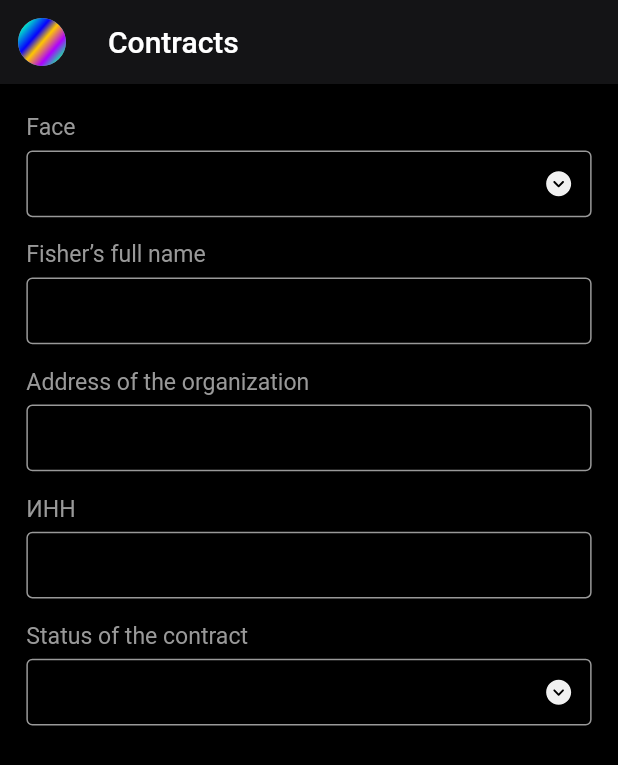
After one commit to avazbekdeveloper11/iBilding, a Flutter app: the CreateContract screen opened by its route, on a phone screen of 412 x 824 dp. The commit adds this screen. Shown: the top 765 px of the screen. Run offline on Flutter 3.47's test engine with Material 2 defaults, Android fonts, the phone set to English and light mode, and no system bars; our stand-ins replace bloc, flutter_bloc, flutter_svg; missing offline and left inert: calendar_agenda.

Commit message:
first commit

```diff
--- a/lib/core/colors/colors.dart
+++ b/lib/core/colors/colors.dart
@@ -11,5 +11,6 @@ class ConstColor {
   static Color background = const Color(0XFF000000);
   static Color calendarText = const Color(0XFFD1D1D1);
   static Color lightGren = const Color(0XFF00A795);
+  static Color createdButton = const Color(0XFF4E4E4E);
 }
-//
+// 4E4E4E
--- a/lib/core/components/my_deco.dart
+++ b/lib/core/components/my_deco.dart
@@ -1,4 +1,5 @@
 import 'package:flutter/painting.dart';
+import 'package:i_bilding/core/colors/colors.dart';
 
 class MyDeco {
   static BoxDecoration radiusAndColor(
@@ -8,4 +9,13 @@ class MyDeco {
       borderRadius: BorderRadius.circular(r),
     );
   }
+
+  static BoxDecoration radiusColor() {
+    return BoxDecoration(
+      borderRadius: BorderRadius.circular(4),
+      border: Border.all(
+        color: ConstColor.greyText,
+      ),
+    );
+  }
 }
--- a/lib/core/constants/constant.dart
+++ b/lib/core/constants/constant.dart
@@ -1,3 +1,7 @@
+import 'package:flutter/rendering.dart';
+import 'package:i_bilding/core/colors/colors.dart';
+import 'package:i_bilding/core/constants/size_config.dart';
+
 class Constant {
   // SVG
   static String contracts = "assets/svg/contracts.svg";
@@ -19,6 +23,9 @@ class Constant {
   static String calendar = "assets/svg/Calendar.svg";
   static String activRadio = "assets/svg/activ_radio.svg";
   static String not_activ_radio = "assets/svg/not_activ_radio.svg";
+  static String bigPaper = "assets/svg/bigPaper.svg";
+  static String inVoice = "assets/svg/inVoice.svg";
+  static String arrowDown = "assets/svg/arrow_down.svg";
 
   // PNG
   static String emptyList = "assets/svg/empty_list.png";
@@ -27,4 +34,11 @@ class Constant {
   static String uzb = "assets/png/uzb.png";
   static String russia = "assets/png/russia.png";
   static String avatar = "assets/svg/avatar.png";
+
+  //
+
+  static TextStyle forumTitleStyle = TextStyle(
+    color: ConstColor.greyText,
+    fontSize: getWidht(14),
+  );
 }
--- /dev/null
+++ b/lib/core/constants/forum_decoration.dart
@@ -0,0 +1,20 @@
+import 'package:flutter/material.dart';
+import 'package:i_bilding/core/colors/colors.dart';
+import 'package:i_bilding/core/constants/size_config.dart';
+
+class FormDeco {
+  static deco() {
+    return InputDecoration(
+      hintText: "",
+      contentPadding: EdgeInsets.only(bottom: getHeight(5), left: getWidht(10)),
+      focusedBorder: OutlineInputBorder(
+        borderRadius: BorderRadius.circular(4),
+        borderSide: BorderSide(color: ConstColor.greyText, width: 1),
+      ),
+      enabledBorder: OutlineInputBorder(
+        borderRadius: BorderRadius.circular(4),
+        borderSide: BorderSide(color: ConstColor.greyText, width: 1),
+      ),
+    );
+  }
+}
--- a/lib/core/widgets/navigation_bar/bottomnavbar_state.dart
+++ b/lib/core/widgets/navigation_bar/bottomnavbar_state.dart
@@ -12,3 +12,7 @@ class BottomnavbarInitial extends BottomnavbarState {
 class ChangeIndexState extends BottomnavbarState {
   const ChangeIndexState();
 }
+
+class ChangePageState extends BottomnavbarState {
+  const ChangePageState();
+}
--- /dev/null
+++ b/lib/model/data.dart
@@ -0,0 +1,6 @@
+import 'package:flutter/material.dart';
+import 'package:i_bilding/screens/history_page/history_page.dart';
+
+class MyData {
+  static Widget? page;
+}
--- a/lib/router/router.dart
+++ b/lib/router/router.dart
@@ -1,7 +1,13 @@
 import 'package:flutter/material.dart';
 import 'package:flutter/widgets.dart';
 import 'package:i_bilding/core/widgets/navigation_bar/bottom_navigation_bar.dart';
+import 'package:i_bilding/screens/contact_page/contact_view.dart';
+import 'package:i_bilding/screens/created_pages/create_contract.dart/create_constrac.dart';
+import 'package:i_bilding/screens/created_pages/created_invoice/created_invoice.dart';
 import 'package:i_bilding/screens/filter_page/filter_view.dart';
+import 'package:i_bilding/screens/history_page/history_page.dart';
+import 'package:i_bilding/screens/profile_page/profile_view.dart';
+import 'package:i_bilding/screens/saved_page/saved_view.dart';
 import 'package:i_bilding/screens/search_page/search_view.dart';
 
 class RouteGenerator {
@@ -15,6 +21,18 @@ class RouteGenerator {
         return MaterialPageRoute(builder: (_) => const FilterView());
       case "/search":
         return MaterialPageRoute(builder: (_) => const SearchView());
+      case "/contract_add":
+        return MaterialPageRoute(builder: (_) => const CreateContract());
+      case "/invoice_add":
+        return MaterialPageRoute(builder: (_) => const CreateInvoice());
+      case "/contract":
+        return MaterialPageRoute(builder: (_) => const ContractstView());
+      case "/history":
+        return MaterialPageRoute(builder: (_) => const HistoryPage());
+      case "/saved":
+        return MaterialPageRoute(builder: (_) => const SavedView());
+      case "/profile":
+        return MaterialPageRoute(builder: (_) => const ProfileView());
     }
   }
 }
--- /dev/null
+++ b/lib/screens/created_pages/create_contract.dart/create_constrac.dart
@@ -0,0 +1,178 @@
+import 'package:flutter/material.dart';
+import 'package:flutter_svg/flutter_svg.dart';
+import 'package:i_bilding/core/colors/colors.dart';
+import 'package:i_bilding/core/components/my_deco.dart';
+import 'package:i_bilding/core/constants/constant.dart';
+import 'package:i_bilding/core/constants/forum_decoration.dart';
+import 'package:i_bilding/core/constants/size_config.dart';
+import 'package:i_bilding/core/extensions/padding_extension.dart';
+import 'package:i_bilding/core/widgets/app_bar_widget/title_and_leading.dart';
+
+class CreateContract extends StatelessWidget {
+  const CreateContract({Key? key}) : super(key: key);
+
+  @override
+  Widget build(BuildContext context) {
+    return Scaffold(
+      appBar: LeadingAndTitleAppBar(title: "Contracts").build(context),
+      body: Column(
+        crossAxisAlignment: CrossAxisAlignment.start,
+        children: [
+          Text(
+            "Face",
+            style: Constant.forumTitleStyle,
+          ).op(top: 20, bottom: 6),
+          InkWell(
+            child: Container(
+              child: Row(
+                mainAxisAlignment: MainAxisAlignment.end,
+                children: [
+                  SvgPicture.asset(Constant.arrowDown).op(right: 10),
+                ],
+              ),
+              height: getHeight(44),
+              decoration: MyDeco.radiusColor(),
+            ),
+            onTap: () {},
+          ),
+          Visibility(
+            visible: false,
+            child: Container(
+              decoration: MyDeco.radiusAndColor(color: ConstColor.dark, r: 6),
+              child: Column(
+                children: [
+                  Row(
+                    mainAxisAlignment: MainAxisAlignment.spaceBetween,
+                    children: [
+                      Text(
+                        "Physical",
+                        style: TextStyle(color: ConstColor.white),
+                      ),
+                      SvgPicture.asset(Constant.activRadio)
+                    ],
+                  ).op(bottom: 17),
+                  Row(
+                    mainAxisAlignment: MainAxisAlignment.spaceBetween,
+                    children: [
+                      Text(
+                        "Physical",
+                        style: TextStyle(color: ConstColor.white),
+                      ),
+                      SvgPicture.asset(Constant.activRadio)
+                    ],
+                  ),
+                ],
+              ).all(all: 20),
+            ),
+          ),
+          Text(
+            "Fisher’s full name",
+            style: Constant.forumTitleStyle,
+          ).op(top: 16, bottom: 6),
+          SizedBox(
+            height: getHeight(44),
+            child: TextFormField(
+              decoration: FormDeco.deco(),
+            ),
+          ),
+          Text(
+            "Address of the organization",
+            style: Constant.forumTitleStyle,
+          ).op(top: 16, bottom: 6),
+          SizedBox(
+            height: getHeight(44),
+            child: TextFormField(
+              decoration: FormDeco.deco(),
+            ),
+          ),
+          Text("ИНН", style: Constant.forumTitleStyle).op(top: 16, bottom: 6),
+          SizedBox(
+            height: getHeight(44),
+            child: TextFormField(
+              decoration: FormDeco.deco(),
+            ),
+          ),
+          Text("Status of the contract", style: Constant.forumTitleStyle)
+              .op(top: 16, bottom: 6),
+          InkWell(
+            child: Container(
+              child: Row(
+                mainAxisAlignment: MainAxisAlignment.end,
+                children: [
+                  SvgPicture.asset(Constant.arrowDown).op(right: 10),
+                ],
+              ),
+              height: getHeight(44),
+              decoration: MyDeco.radiusColor(),
+            ),
+            onTap: () {},
+          ),
+          Visibility(
+            visible: false,
+            child: Container(
+              decoration: MyDeco.radiusAndColor(color: ConstColor.dark, r: 6),
+              child: Column(
+                children: [
+                  Row(
+                    mainAxisAlignment: MainAxisAlignment.spaceBetween,
+                    children: [
+                      Text(
+                        "Paid",
+                        style: TextStyle(color: ConstColor.white),
+                      ),
+                      SvgPicture.asset(Constant.activRadio)
+                    ],
+                  ).op(bottom: 17),
+                  Row(
+                    mainAxisAlignment: MainAxisAlignment.spaceBetween,
+                    children: [
+                      Text(
+                        "In process",
+                        style: TextStyle(color: ConstColor.white),
+                      ),
+                      SvgPicture.asset(Constant.activRadio)
+                    ],
+                  ).op(bottom: 17),
+                  Row(
+                    mainAxisAlignment: MainAxisAlignment.spaceBetween,
+                    children: [
+                      Text(
+                        "Rejected by Payme",
+                        style: TextStyle(color: ConstColor.white),
+                      ),
+                      SvgPicture.asset(Constant.activRadio)
+                    ],
+                  ).op(bottom: 17),
+                  Row(
+                    mainAxisAlignment: MainAxisAlignment.spaceBetween,
+                    children: [
+                      Text(
+                        "Rejected by IQ",
+                        style: TextStyle(color: ConstColor.white),
+                      ),
+                      SvgPicture.asset(Constant.activRadio)
+                    ],
+                  ),
+                ],
+              ).all(all: 20),
+            ),
+          ),
+          Visibility(
+            visible: false,
+            child: Container(
+              child: Center(
+                child: Text(
+                  "Save contract",
+                  style: TextStyle(color: ConstColor.white),
+                ),
+              ),
+              height: getHeight(44),
+              decoration:
+                  MyDeco.radiusAndColor(color: ConstColor.lightGren, r: 6),
+            ).op(top: 24),
+          ),
+        ],
+      ).sp(h: 16),
+    );
+  }
+}
--- a/lib/screens/filter_page/components/check_box.dart
+++ b/lib/screens/filter_page/components/check_box.dart
@@ -14,7 +14,7 @@ class chackboxTile extends StatelessWidget {
   @override
   Widget build(BuildContext context) {
     return SizedBox(
-      width: getWidht(163),
+      width: getWidht(180),
       child: Row(
         children: [
           Checkbox(
```
Also changed, not shown: lib/core/widgets/app_bar_widget/title_and_leading.dart (added, +25 -0 lines), lib/core/widgets/created_dialog/created_dialog.dart (added, +76 -0 lines), lib/core/widgets/navigation_bar/bottom_navigation_bar.dart (+14 -2 lines), lib/core/widgets/navigation_bar/bottomnavbar_cubit.dart (+24 -7 lines), lib/screens/created_pages/created_invoice/created_invoice.dart (added, +124 -0 lines), lib/screens/new_page/new_cubit.dart (added, +17 -0 lines), lib/screens/new_page/new_state.dart (added, +14 -0 lines), assets/svg/arrow_down.svg (added), assets/svg/bigPaper.svg (added), assets/svg/inVoice.svg (added), lib/screens/new_page/new_page.dart (added).
